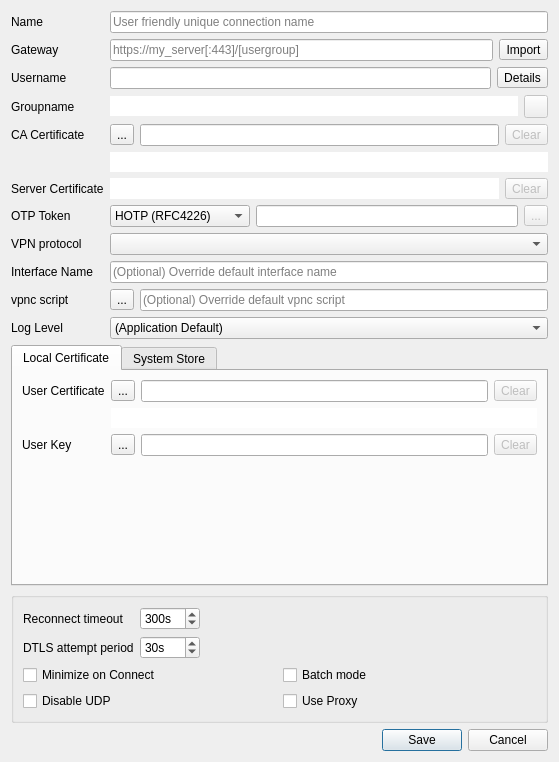
This is src/dialog/editdialog.ui in alissonchaves/openconnect-gui as Qt 5 draws it before an edit. The edited form follows.
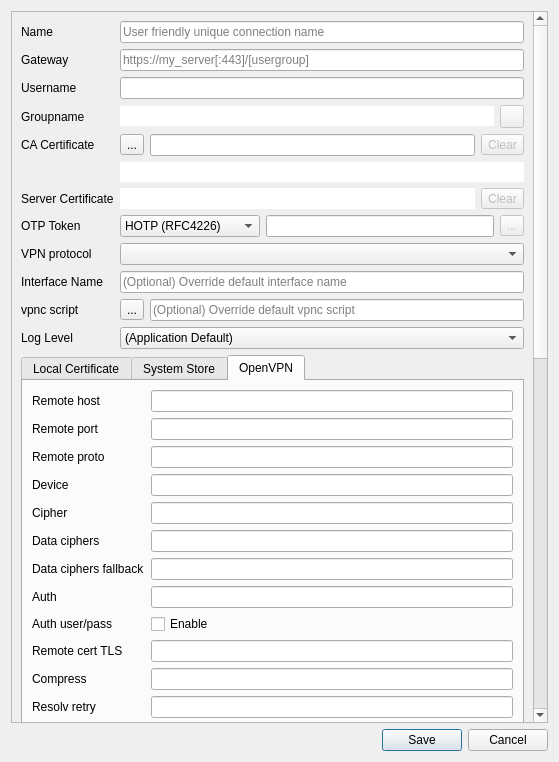
This is the edited form. The open tabs and pages were chosen to show the change. Icons and pictures are not drawn.

Commit message:
Add OpenVPN profile editor backed by stored config
- add OpenVPN config parser/builder and store parsed fields in settings
- move OpenVPN profile editing to dedicated tab with editable fields
- remove OpenVPN config path/import from Edit dialog
- generate temp ovpn from stored config text on connect
- improve New Profile layout and OpenVPN import handling
- add scrollable Edit dialog and tab size adjustment

What changed in the file:
```diff
--- a/src/dialog/editdialog.ui
+++ b/src/dialog/editdialog.ui
@@ -15,6 +15,13 @@
   </property>
   <layout class="QVBoxLayout" name="verticalLayout">
    <item>
+    <widget class="QScrollArea" name="contentScrollArea">
+     <property name="widgetResizable">
+      <bool>true</bool>
+     </property>
+     <widget class="QWidget" name="contentScrollWidget">
+      <layout class="QVBoxLayout" name="contentScrollLayout">
+       <item>
     <layout class="QFormLayout" name="settingsProfileLayout">
      <property name="fieldGrowthPolicy">
       <enum>QFormLayout::ExpandingFieldsGrow</enum>
@@ -44,8 +51,6 @@
       </widget>
      </item>
      <item row="1" column="1">
-      <layout class="QHBoxLayout" name="gatewayLayout">
-       <item>
         <widget class="QLineEdit" name="gatewayEdit">
          <property name="toolTip">
           <string>Specify the hostname to connect to; a port may be specified after the host separated with a colon ':'</string>
@@ -61,18 +66,6 @@
          </property>
         </widget>
        </item>
-       <item>
-        <widget class="QToolButton" name="openvpnImportButton">
-         <property name="text">
-          <string>Import</string>
-         </property>
-         <property name="toolTip">
-          <string>Import OpenVPN configuration (.ovpn)</string>
-         </property>
-        </widget>
-       </item>
-      </layout>
-     </item>
      <item row="2" column="0">
       <widget class="QLabel" name="usernameLabel">
        <property name="text">
@@ -81,26 +74,12 @@
       </widget>
      </item>
      <item row="2" column="1">
-      <layout class="QHBoxLayout" name="usernameLayout">
-       <item>
         <widget class="QLineEdit" name="usernameEdit">
          <property name="toolTip">
           <string>Specify the username used in that gateway</string>
          </property>
         </widget>
        </item>
-       <item>
-        <widget class="QToolButton" name="openvpnDetailsButton">
-         <property name="text">
-          <string>Details</string>
-         </property>
-         <property name="toolTip">
-          <string>Show OpenVPN details</string>
-         </property>
-        </widget>
-       </item>
-      </layout>
-     </item>
      <item row="3" column="0">
       <widget class="QLabel" name="groupnameLabel">
        <property name="text">
@@ -591,6 +570,298 @@
        </layout>
       </widget>
      </widget>
+     <widget class="QWidget" name="openvpnTab">
+      <attribute name="title">
+       <string>OpenVPN</string>
+      </attribute>
+      <layout class="QVBoxLayout" name="verticalLayout_openvpn">
+       <item>
+        <layout class="QFormLayout" name="formLayout_openvpn">
+         <property name="fieldGrowthPolicy">
+          <enum>QFormLayout::ExpandingFieldsGrow</enum>
+         </property>
+         <item row="0" column="0">
+          <widget class="QLabel" name="openvpnRemoteHostLabel">
+           <property name="text">
+            <string>Remote host</string>
+           </property>
+          </widget>
+         </item>
+         <item row="0" column="1">
+          <widget class="QLineEdit" name="openvpnRemoteHostEdit"/>
+         </item>
+         <item row="1" column="0">
+          <widget class="QLabel" name="openvpnRemotePortLabel">
+           <property name="text">
+            <string>Remote port</string>
+           </property>
+          </widget>
+         </item>
+         <item row="1" column="1">
+          <widget class="QLineEdit" name="openvpnRemotePortEdit"/>
+         </item>
+         <item row="2" column="0">
+          <widget class="QLabel" name="openvpnRemoteProtoLabel">
+           <property name="text">
+            <string>Remote proto</string>
+           </property>
+          </widget>
+         </item>
+         <item row="2" column="1">
+          <widget class="QLineEdit" name="openvpnRemoteProtoEdit"/>
+         </item>
+         <item row="3" column="0">
+          <widget class="QLabel" name="openvpnDevLabel">
+           <property name="text">
+            <string>Device</string>
+           </property>
+          </widget>
+         </item>
+         <item row="3" column="1">
+          <widget class="QLineEdit" name="openvpnDevEdit"/>
+         </item>
+         <item row="4" column="0">
+          <widget class="QLabel" name="openvpnCipherLabel">
+           <property name="text">
+            <string>Cipher</string>
+           </property>
+          </widget>
+         </item>
+         <item row="4" column="1">
+          <widget class="QLineEdit" name="openvpnCipherEdit"/>
+         </item>
+         <item row="5" column="0">
+          <widget class="QLabel" name="openvpnDataCiphersLabel">
+           <property name="text">
+            <string>Data ciphers</string>
+           </property>
+          </widget>
+         </item>
+         <item row="5" column="1">
+          <widget class="QLineEdit" name="openvpnDataCiphersEdit"/>
+         </item>
+         <item row="6" column="0">
+          <widget class="QLabel" name="openvpnDataCiphersFallbackLabel">
+           <property name="text">
+            <string>Data ciphers fallback</string>
+           </property>
+          </widget>
+         </item>
+         <item row="6" column="1">
+          <widget class="QLineEdit" name="openvpnDataCiphersFallbackEdit"/>
+         </item>
+         <item row="7" column="0">
+          <widget class="QLabel" name="openvpnAuthLabel">
+           <property name="text">
+            <string>Auth</string>
+           </property>
+          </widget>
+         </item>
+         <item row="7" column="1">
+          <widget class="QLineEdit" name="openvpnAuthEdit"/>
+         </item>
+         <item row="8" column="0">
+          <widget class="QLabel" name="openvpnAuthUserPassLabel">
+           <property name="text">
+            <string>Auth user/pass</string>
+           </property>
+          </widget>
+         </item>
+         <item row="8" column="1">
+          <widget class="QCheckBox" name="openvpnAuthUserPassCheck">
+           <property name="text">
+            <string>Enable</string>
+           </property>
+          </widget>
+         </item>
+         <item row="9" column="0">
+          <widget class="QLabel" name="openvpnRemoteCertTlsLabel">
+           <property name="text">
+            <string>Remote cert TLS</string>
+           </property>
+          </widget>
+         </item>
+         <item row="9" column="1">
+          <widget class="QLineEdit" name="openvpnRemoteCertTlsEdit"/>
+         </item>
+         <item row="10" column="0">
+          <widget class="QLabel" name="openvpnCompressLabel">
+           <property name="text">
+            <string>Compress</string>
+           </property>
+          </widget>
+         </item>
+         <item row="10" column="1">
+          <widget class="QLineEdit" name="openvpnCompressEdit"/>
+         </item>
+         <item row="11" column="0">
+          <widget class="QLabel" name="openvpnResolvRetryLabel">
+           <property name="text">
+            <string>Resolv retry</string>
+           </property>
+          </widget>
+         </item>
+         <item row="11" column="1">
+          <widget class="QLineEdit" name="openvpnResolvRetryEdit"/>
+         </item>
+         <item row="12" column="0">
+          <widget class="QLabel" name="openvpnNoBindLabel">
+           <property name="text">
+            <string>No bind</string>
+           </property>
+          </widget>
+         </item>
+         <item row="12" column="1">
+          <widget class="QCheckBox" name="openvpnNoBindCheck">
+           <property name="text">
+            <string>Enable</string>
+           </property>
+          </widget>
+         </item>
+         <item row="13" column="0">
+          <widget class="QLabel" name="openvpnPersistTunLabel">
+           <property name="text">
+            <string>Persist tun</string>
+           </property>
+          </widget>
+         </item>
+         <item row="13" column="1">
+          <widget class="QCheckBox" name="openvpnPersistTunCheck">
+           <property name="text">
+            <string>Enable</string>
+           </property>
+          </widget>
+         </item>
+         <item row="14" column="0">
+          <widget class="QLabel" name="openvpnPersistKeyLabel">
+           <property name="text">
+            <string>Persist key</string>
+           </property>
+          </widget>
+         </item>
+         <item row="14" column="1">
+          <widget class="QCheckBox" name="openvpnPersistKeyCheck">
+           <property name="text">
+            <string>Enable</string>
+           </property>
+          </widget>
+         </item>
+         <item row="15" column="0">
+          <widget class="QLabel" name="openvpnNcpDisableLabel">
+           <property name="text">
+            <string>NCP disable</string>
+           </property>
+          </widget>
+         </item>
+         <item row="15" column="1">
+          <widget class="QCheckBox" name="openvpnNcpDisableCheck">
+           <property name="text">
+            <string>Enable</string>
+           </property>
+          </widget>
+         </item>
+         <item row="16" column="0">
+          <widget class="QLabel" name="openvpnTlsClientLabel">
+           <property name="text">
+            <string>TLS client</string>
+           </property>
+          </widget>
+         </item>
+         <item row="16" column="1">
+          <widget class="QCheckBox" name="openvpnTlsClientCheck">
+           <property name="text">
+            <string>Enable</string>
+           </property>
+          </widget>
+         </item>
+         <item row="17" column="0">
+          <widget class="QLabel" name="openvpnClientLabel">
+           <property name="text">
+            <string>Client</string>
+           </property>
+          </widget>
+         </item>
+         <item row="17" column="1">
+          <widget class="QCheckBox" name="openvpnClientCheck">
+           <property name="text">
+            <string>Enable</string>
+           </property>
+          </widget>
+         </item>
+         <item row="18" column="0">
+          <widget class="QLabel" name="openvpnSetenvClientCertLabel">
+           <property name="text">
+            <string>CLIENT_CERT</string>
+           </property>
+          </widget>
+         </item>
+         <item row="18" column="1">
+          <widget class="QLineEdit" name="openvpnSetenvClientCertEdit"/>
+         </item>
+         <item row="19" column="0">
+          <widget class="QLabel" name="openvpnKeyDirectionLabel">
+           <property name="text">
+            <string>Key direction</string>
+           </property>
+          </widget>
+         </item>
+         <item row="19" column="1">
+          <widget class="QLineEdit" name="openvpnKeyDirectionEdit"/>
+         </item>
+         <item row="20" column="0">
+          <widget class="QLabel" name="openvpnCaLabel">
+           <property name="text">
+            <string>CA</string>
+           </property>
+          </widget>
+         </item>
+         <item row="20" column="1">
+          <widget class="QPlainTextEdit" name="openvpnCaEdit"/>
+         </item>
+         <item row="21" column="0">
+          <widget class="QLabel" name="openvpnCertLabel">
+           <property name="text">
+            <string>Client cert</string>
+           </property>
+          </widget>
+         </item>
+         <item row="21" column="1">
+          <widget class="QPlainTextEdit" name="openvpnCertEdit"/>
+         </item>
+         <item row="22" column="0">
+          <widget class="QLabel" name="openvpnKeyLabel">
+           <property name="text">
+            <string>Client key</string>
+           </property>
+          </widget>
+         </item>
+         <item row="22" column="1">
+          <widget class="QPlainTextEdit" name="openvpnKeyEdit"/>
+         </item>
+         <item row="23" column="0">
+          <widget class="QLabel" name="openvpnTlsAuthLabel">
+           <property name="text">
+            <string>TLS auth</string>
+           </property>
+          </widget>
+         </item>
+         <item row="23" column="1">
+          <widget class="QPlainTextEdit" name="openvpnTlsAuthEdit"/>
+         </item>
+         <item row="24" column="0">
+          <widget class="QLabel" name="openvpnTlsCryptLabel">
+           <property name="text">
+            <string>TLS crypt</string>
+           </property>
+          </widget>
+         </item>
+         <item row="24" column="1">
+          <widget class="QPlainTextEdit" name="openvpnTlsCryptEdit"/>
+         </item>
+        </layout>
+       </item>
+      </layout>
+     </widget>
     </widget>
    </item>
    <item>
@@ -692,6 +963,10 @@
        </layout>
       </item>
      </layout>
+    </widget>
+   </item>
+      </layout>
+     </widget>
     </widget>
    </item>
    <item>
```
Lines whose indentation alone changed are shown as unchanged. The commit also changes 14 other files.
